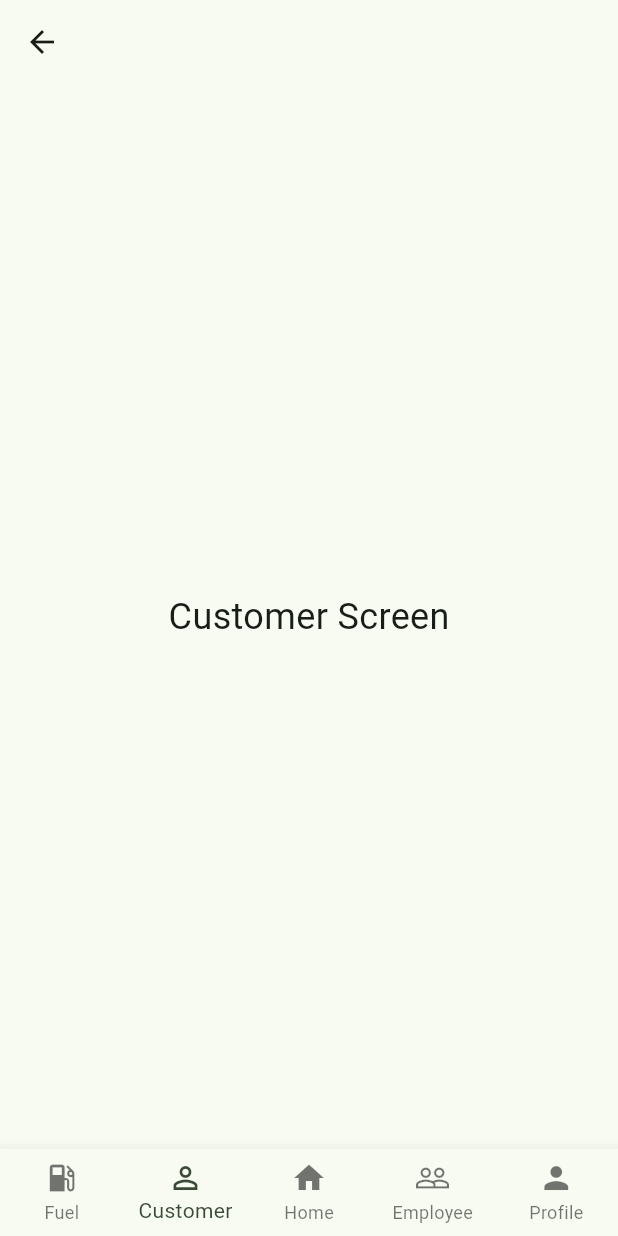
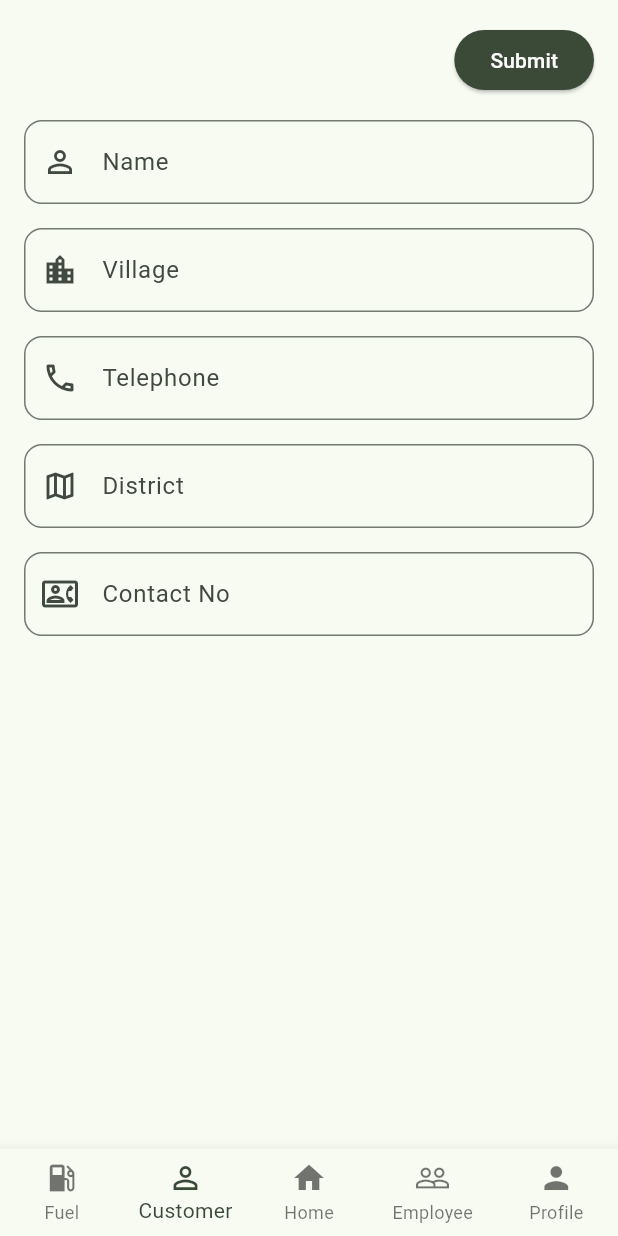
Before and after one commit to rahulhajare3585/Flutter-FarmTrack, a Flutter app: the HomeScreen screen opened directly, item 2 of the bottom bar chosen, on a phone screen of 412 x 824 dp. Run offline on Flutter 3.47's test engine with Material 3 defaults, Android fonts, the light colour scheme and no system bars; our stand-ins replace sqflite; accounts and stored records are empty.

Commit message:
added customer page-ui

```diff
--- a/lib/screens/home_screen.dart
+++ b/lib/screens/home_screen.dart
@@ -1,4 +1,5 @@
 import 'package:flutter/material.dart';
+import 'subscreens/customer_details_screen.dart';
 
 class HomeScreen extends StatefulWidget {
   const HomeScreen({super.key});
@@ -29,7 +30,6 @@ class _HomeScreenState extends State<HomeScreen> {
   @override
   Widget build(BuildContext context) {
     return Scaffold(
-      appBar: AppBar(),
       body: _tabs[_selectedIndex],
       bottomNavigationBar: BottomNavigationBar(
         items: const <BottomNavigationBarItem>[
@@ -100,12 +100,7 @@ class CustomerTab extends StatelessWidget {
 
   @override
   Widget build(BuildContext context) {
-    return Center(
-      child: Text(
-        'Customer Screen',
-        style: TextStyle(fontSize: 24),
-      ),
-    );
+    return CustomerDetailsScreen();
   }
 }
 
--- /dev/null
+++ b/lib/screens/subscreens/customer_details_screen.dart
@@ -0,0 +1,213 @@
+import 'package:flutter/material.dart';
+
+void main() {
+  runApp(MyApp());
+}
+
+class MyApp extends StatelessWidget {
+  @override
+  Widget build(BuildContext context) {
+    return MaterialApp(
+      debugShowCheckedModeBanner: false,
+      home: CustomerDetailsScreen(),
+    );
+  }
+}
+
+class CustomerDetailsScreen extends StatefulWidget {
+  @override
+  _CustomerDetailsScreenState createState() => _CustomerDetailsScreenState();
+}
+
+class _CustomerDetailsScreenState extends State<CustomerDetailsScreen> {
+  final _formKey = GlobalKey<FormState>();
+  final TextEditingController _nameController = TextEditingController();
+  final TextEditingController _villageController = TextEditingController();
+  final TextEditingController _telController = TextEditingController();
+  final TextEditingController _districtController = TextEditingController();
+  final TextEditingController _contactNoController = TextEditingController();
+
+  @override
+  Widget build(BuildContext context) {
+    return Scaffold(
+      body: Padding(
+        padding: const EdgeInsets.all(16.0),
+        child: Form(
+          key: _formKey,
+          child: Column(
+            crossAxisAlignment:
+                CrossAxisAlignment.start, // Align items to the left
+            children: [
+              // Submit Button at the top right corner
+              Row(
+                mainAxisAlignment: MainAxisAlignment.spaceBetween,
+                children: [
+                  SizedBox(), // Spacer to push the button to the right
+                  ElevatedButton(
+                    onPressed: () {
+                      if (_formKey.currentState!.validate()) {
+                        // Show a dialog box on successful submission
+                        showDialog(
+                          context: context,
+                          builder: (context) => AlertDialog(
+                            title: Text('Success'),
+                            content: Text('Details Submitted Successfully!'),
+                            actions: [
+                              TextButton(
+                                onPressed: () {
+                                  Navigator.of(context)
+                                      .pop(); // Close the dialog
+                                  Navigator.pushReplacement(
+                                    context,
+                                    MaterialPageRoute(
+                                        builder: (context) => HomeScreen()),
+                                  ); // Navigate to HomeScreen
+                                },
+                                child: Text('OK'),
+                              ),
+                            ],
+                          ),
+                        );
+                      }
+                    },
+                    style: ElevatedButton.styleFrom(
+                      backgroundColor:
+                          const Color(0xFF3b4a37), // Change button color
+                      foregroundColor: Colors.white, // Set text color to white
+                    ),
+                    child: Text('Submit'),
+                  ),
+                ],
+              ),
+              SizedBox(height: 16),
+
+              // Name
+              TextFormField(
+                controller: _nameController,
+                decoration: InputDecoration(
+                  labelText: 'Name',
+                  border: OutlineInputBorder(
+                    borderRadius: BorderRadius.circular(12),
+                  ),
+                  prefixIcon: Icon(Icons.person_outline),
+                ),
+                validator: (value) {
+                  if (value == null || value.isEmpty) {
+                    return 'Please enter a name';
+                  }
+                  return null;
+                },
+              ),
+              SizedBox(height: 16),
+
+              // Village
+              TextFormField(
+                controller: _villageController,
+                decoration: InputDecoration(
+                  labelText: 'Village',
+                  border: OutlineInputBorder(
+                    borderRadius: BorderRadius.circular(12),
+                  ),
+                  prefixIcon: Icon(Icons.location_city_outlined),
+                ),
+                validator: (value) {
+                  if (value == null || value.isEmpty) {
+                    return 'Please enter a village';
+                  }
+                  return null;
+                },
+              ),
+              SizedBox(height: 16),
+
+              // Telephone
+              TextFormField(
+                controller: _telController,
+                decoration: InputDecoration(
+                  labelText: 'Telephone',
+                  border: OutlineInputBorder(
+                    borderRadius: BorderRadius.circular(12),
+                  ),
+                  prefixIcon: Icon(Icons.phone_outlined),
+                ),
+                keyboardType: TextInputType.phone,
+                validator: (value) {
+                  if (value == null || value.isEmpty) {
+                    return 'Please enter a telephone number';
+                  }
+                  return null;
+                },
+              ),
+              SizedBox(height: 16),
+
+              // District
+              TextFormField(
+                controller: _districtController,
+                decoration: InputDecoration(
+                  labelText: 'District',
+                  border: OutlineInputBorder(
+                    borderRadius: BorderRadius.circular(12),
+                  ),
+                  prefixIcon: Icon(Icons.map_outlined),
+                ),
+                validator: (value) {
+                  if (value == null || value.isEmpty) {
+                    return 'Please enter a district';
+                  }
+                  return null;
+                },
+              ),
+              SizedBox(height: 16),
+
+              // Contact No
+              TextFormField(
+                controller: _contactNoController,
+                decoration: InputDecoration(
+                  labelText: 'Contact No',
+                  border: OutlineInputBorder(
+                    borderRadius: BorderRadius.circular(12),
+                  ),
+                  prefixIcon: Icon(Icons.contact_phone_outlined),
+                ),
+                keyboardType: TextInputType.phone,
+                validator: (value) {
+                  if (value == null || value.isEmpty) {
+                    return 'Please enter a contact number';
+                  }
+                  return null;
+                },
+              ),
+            ],
+          ),
+        ),
+      ),
+    );
+  }
+
+  @override
+  void dispose() {
+    _nameController.dispose();
+    _villageController.dispose();
+    _telController.dispose();
+    _districtController.dispose();
+    _contactNoController.dispose();
+    super.dispose();
+  }
+}
+
+// Define the HomeScreen
+class HomeScreen extends StatelessWidget {
+  @override
+  Widget build(BuildContext context) {
+    return Scaffold(
+      appBar: AppBar(
+        title: Text('Home Screen'),
+      ),
+      body: Center(
+        child: Text(
+          'Welcome to the Home Screen!',
+          style: TextStyle(fontSize: 24),
+        ),
+      ),
+    );
+  }
+}
```
Also changed, not shown: 1 other file.
